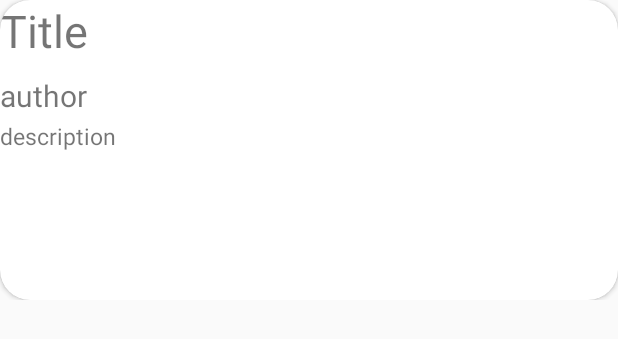
After one commit to rusili56/NowFeedUpdate, an Android app: the layout best_seller_card.xml on its own in the app's theme, with its tools: preview values and no code run, on a phone screen of 412 x 824 dp. The commit adds this screen. Shown: the top 339 px of the screen. Run offline under Robolectric (Android 15) with nearby library versions, the phone set to English and light mode, and no system bars.

Commit message:
NYT BestSeller and TopStories Works

```diff
--- /dev/null
+++ b/app/src/main/res/layout/best_seller_card.xml
@@ -0,0 +1,52 @@
+<?xml version="1.0" encoding="utf-8"?>
+<LinearLayout xmlns:android="http://schemas.android.com/apk/res/android"
+    android:orientation="vertical" android:layout_width="match_parent"
+    android:layout_height="200dp">
+
+    <android.support.v7.widget.CardView xmlns:card_view="http://schemas.android.com/apk/res-auto"
+        android:id="@+id/bestseller_CV"
+        android:layout_width="match_parent"
+        android:layout_height="200dp"
+        android:layout_gravity="center"
+        android:layout_marginBottom="5dp"
+        card_view:cardCornerRadius="@dimen/corner_dim"
+        card_view:cardElevation="@dimen/cardview_default_elevation"
+        >
+
+        <LinearLayout
+            android:layout_width="match_parent"
+            android:orientation="horizontal"
+            android:layout_height="match_parent">
+
+            <LinearLayout
+                android:orientation="vertical"
+                android:layout_width="0dp"
+                android:layout_height="match_parent"
+                android:layout_weight="60"
+                >
+
+                <TextView
+                    android:id="@+id/idTitle"
+                    android:layout_width="match_parent"
+                    android:layout_height="50dp"
+                    android:text="Title"
+                    android:textSize="30sp"
+                    />
+                <TextView
+                    android:id="@+id/idAuthor"
+                    android:layout_width="match_parent"
+                    android:layout_height="30dp"
+                    android:text="author"
+                    android:textSize="20sp"
+                    />
+                <TextView
+                    android:id="@+id/idDescription"
+                    android:layout_width="match_parent"
+                    android:layout_height="match_parent"
+                    android:text="description"
+                    android:textSize="15sp"
+                    />
+            </LinearLayout>
+        </LinearLayout>
+    </android.support.v7.widget.CardView>
+</LinearLayout>
```
Also changed, not shown: app/src/main/java/com/example/nowfeed/BestSellersViewHolder.java (added, +47 -0 lines), app/src/main/java/com/example/nowfeed/CardAdapter.java (+21 -2 lines), app/src/main/java/com/example/nowfeed/MainActivity.java (+8 -0 lines), app/src/main/java/com/example/nowfeed/TopStoriesViewHolder.java (added, +45 -0 lines), app/src/main/java/com/example/nowfeed/model/TopStoriesPOJO.java (+12 -0 lines), app/src/main/res/layout/topviewed_card.xml (added, +39 -0 lines).
